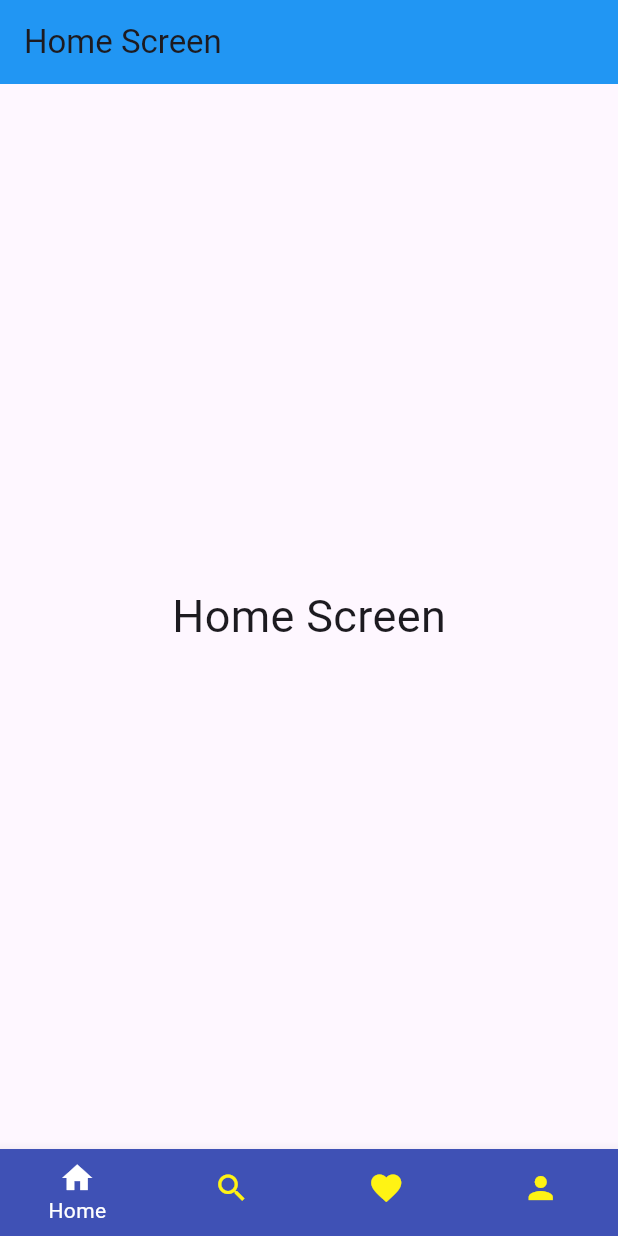
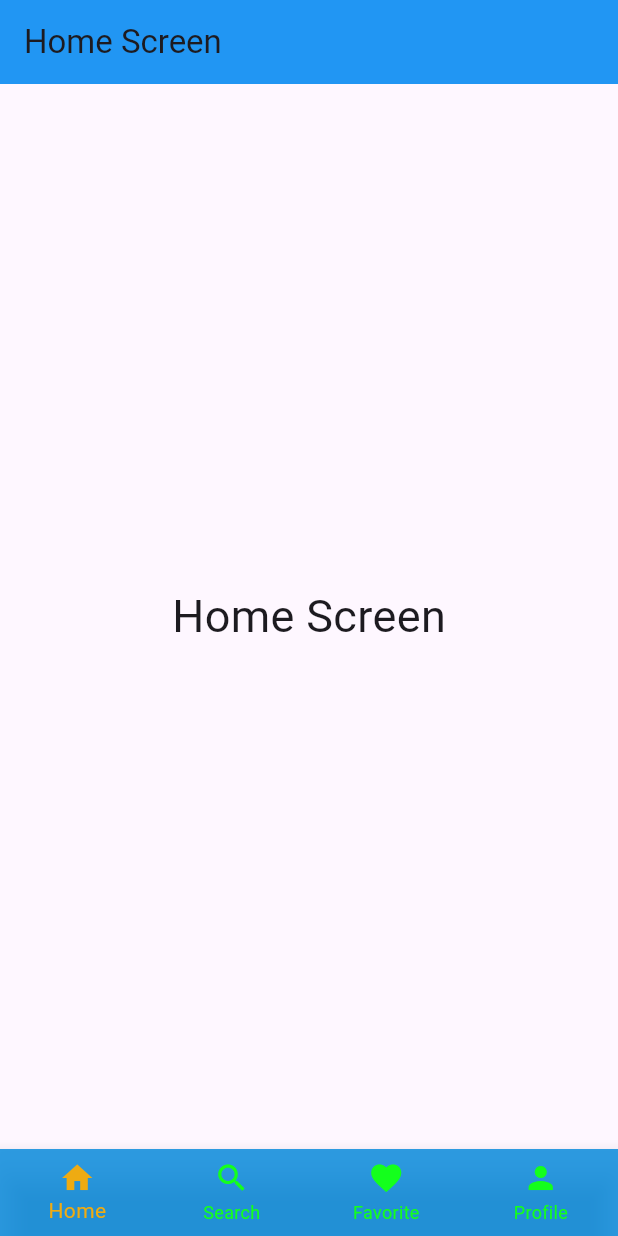
Before and after one commit to SuhAilMAnzoor/Seventh-Bottom-Navigation-Bar-Part-Two, a Flutter app: the screen it shows after launch, on a phone screen of 412 x 824 dp. Run offline on Flutter 3.47's test engine with Material 3 defaults, Android fonts, the light colour scheme and no system bars.

Commit message:
Added Four Screens in main.dart file and one more extra class 'MainScreen' is included in main.dart file to set bottom navigation bar in that screen, and apply more properties on it, Please OPEN it checkout properites used in, showSelectedLabels,showUnSelectedLabels,Colors,Icons, and Much More

```diff
--- a/lib/main.dart
+++ b/lib/main.dart
@@ -14,6 +14,7 @@ class MyApp extends StatelessWidget {
   @override
   Widget build(BuildContext context) {
     return const MaterialApp(
+      debugShowCheckedModeBanner: false,
       home: MainScreen(),
     );
   }
@@ -47,33 +48,33 @@ class _HomeScreenState extends State<MainScreen> {
       //   title: const Text("Bottom Navigation Bar"),       // AppBar not in App
       // ),
       bottomNavigationBar: BottomNavigationBar(        // Bottom Navigation Starts
-        // showSelectedLabels: false, // both are used to hide lables
-        showUnselectedLabels: false, // which shows below the icon
-        backgroundColor: Colors.indigo, // Set background color to indigo
-        type: BottomNavigationBarType.fixed, // Ensures fixed color
-        onTap: (index) {
+        showSelectedLabels: true, // when you select any of them, will be labeled with its name at the bottom , you have set it <true> which means yes when i select one of them(icon) it shows its name
+        showUnselectedLabels: true, // when unselectd, will be labeled with its name at the bottom Or Not, you have set it <true> which means yes unselectd shows its name
+        backgroundColor: const Color.fromARGB(210, 2, 136, 219), // Set background color
+        type: BottomNavigationBarType.fixed, // Ensures fixed color not extra colors will be picked if you fixed it  this color
+        onTap: (index) { //function for selecting bottom navigation
           setState(() {
             myIndex = index;
           });
         },
         currentIndex: myIndex,
-        selectedItemColor: Colors.white, // Optional: Change selected item color
-        unselectedItemColor: const Color.fromARGB(
-            255, 255, 243, 20), // Optional: Change unselected item color
+        selectedItemColor: const Color.fromARGB(242, 249, 172, 7), // Optional: Change selected item color to this
+        unselectedItemColor: const Color.fromARGB(255, 20, 255, 28), // Optional: Change unselected item color to this
 
         items: const [
           BottomNavigationBarItem(
               icon: Icon(Icons.home),
               label: "Home",
-              backgroundColor: Colors.amber),
+              // backgroundColor: Colors.amber  These colors are not in use because of you used a propertiy named type >>  type: BottomNavigationBarType.fixed that color will be used
+              ),
           BottomNavigationBarItem(
               icon: Icon(Icons.search),
               label: "Search",
-              backgroundColor: Colors.indigo),
+              backgroundColor: Colors.indigo), // not picked
           BottomNavigationBarItem(
               icon: Icon(Icons.favorite),
               label: "Favorite",
-              backgroundColor: Colors.orange),
+              backgroundColor: Colors.orange),  // not picked
           BottomNavigationBarItem(
               icon: Icon(Icons.person),
               label: "Profile",
```
